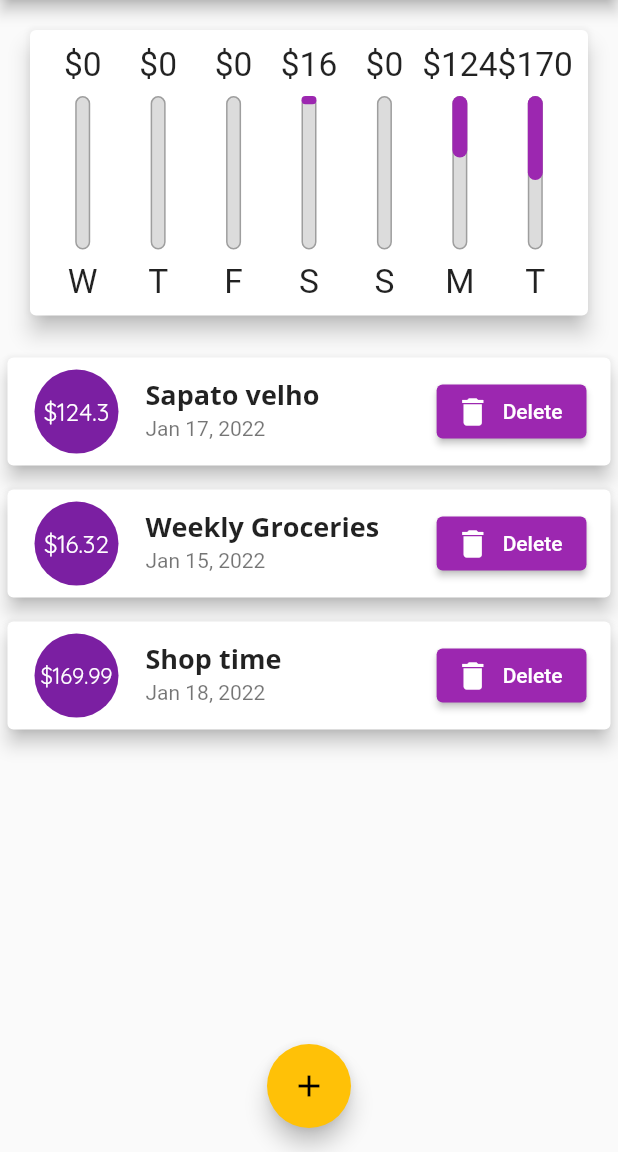
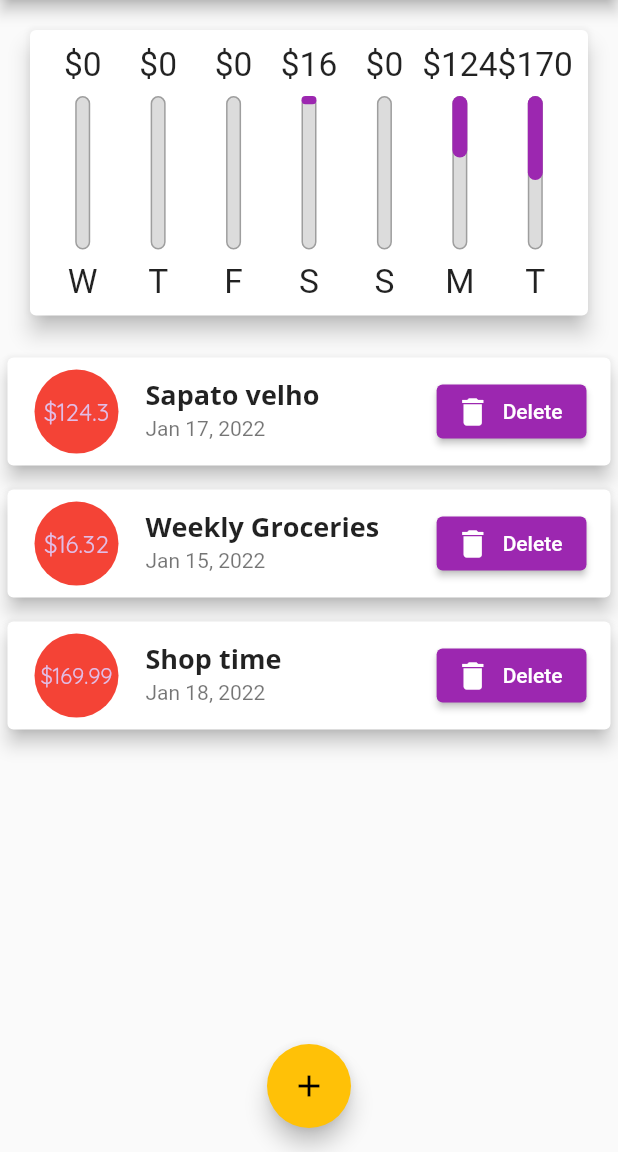
Before and after one commit to aht360/flutter-learning, a Flutter app: the screen it shows after launch, on a phone screen of 412 x 824 dp, the part 84-1236 px from its top. Run offline on Flutter 3.47's test engine with Material 2 defaults, Android fonts, the light colour scheme and no system bars.

Commit message:
finishing section 6

```diff
--- a/finances/lib/main.dart
+++ b/finances/lib/main.dart
@@ -158,7 +158,14 @@ class _MyHomePageState extends State<MyHomePage> {
             0.3,
         child: Chart(_recentTransactions),
       ),
-      txListWidget
+      Row(
+        children: [
+          Expanded(
+            flex: 1,
+            child: txListWidget,
+          ),
+        ],
+      )
     ];
   }
 
--- a/finances/lib/widgets/transaction_item.dart
+++ b/finances/lib/widgets/transaction_item.dart
@@ -1,8 +1,10 @@
+import 'dart:math';
+
 import 'package:finances/models/transaction.dart';
 import 'package:flutter/material.dart';
 import 'package:intl/intl.dart';
 
-class TransactionItem extends StatelessWidget {
+class TransactionItem extends StatefulWidget {
   const TransactionItem({
     Key? key,
     required this.transaction,
@@ -11,6 +13,25 @@ class TransactionItem extends StatelessWidget {
 
   final Transaction transaction;
   final Function deleteTransaction;
+
+  @override
+  State<TransactionItem> createState() => _TransactionItemState();
+}
+
+class _TransactionItemState extends State<TransactionItem> {
+  late Color _bgColor;
+
+  @override
+  void initState() {
+    super.initState();
+    const availableColors = [
+      Colors.red,
+      Colors.black,
+      Colors.blue,
+      Colors.purple
+    ];
+    _bgColor = availableColors[Random().nextInt(4)];
+  }
 
   @override
   Widget build(BuildContext context) {
@@ -22,27 +43,30 @@ class TransactionItem extends StatelessWidget {
       ),
       child: ListTile(
         leading: CircleAvatar(
+          backgroundColor: _bgColor,
           radius: 30,
           child: Padding(
             padding: const EdgeInsets.all(6),
-            child: FittedBox(child: Text('\$${transaction.amount}')),
+            child: FittedBox(child: Text('\$${widget.transaction.amount}')),
           ),
         ),
         title: Text(
-          transaction.title,
+          widget.transaction.title,
           style: Theme.of(context).textTheme.headline6,
         ),
         subtitle: Text(
-          DateFormat.yMMMd().format(transaction.date),
+          DateFormat.yMMMd().format(widget.transaction.date),
         ),
         trailing: MediaQuery.of(context).size.width > 360
             ? ElevatedButton.icon(
-                onPressed: () => deleteTransaction(transaction.id),
+                onPressed: () =>
+                    widget.deleteTransaction(widget.transaction.id),
                 icon: const Icon(Icons.delete),
                 label: const Text('Delete'),
               )
             : IconButton(
-                onPressed: () => deleteTransaction(transaction.id),
+                onPressed: () =>
+                    widget.deleteTransaction(widget.transaction.id),
                 icon: const Icon(Icons.delete),
                 color: Theme.of(context).errorColor,
               ),
--- a/finances/lib/widgets/transaction_list.dart
+++ b/finances/lib/widgets/transaction_list.dart
@@ -14,15 +14,14 @@ class TransactionList extends StatelessWidget {
         ? LayoutBuilder(
             builder: (ctx, constraints) {
               return Column(
-                mainAxisAlignment: MainAxisAlignment.center,
                 crossAxisAlignment: CrossAxisAlignment.center,
                 children: <Widget>[
                   Text('No transactions added yet!',
                       style: Theme.of(context).textTheme.headline6),
-                  const SizedBox(
-                    height: 30,
+                  SizedBox(
+                    height: constraints.maxHeight * 0.05,
                   ),
-                  Container(
+                  SizedBox(
                     height: constraints.maxHeight * 0.6,
                     child: Image.asset(
                       'assets/images/waiting.png',
@@ -33,13 +32,16 @@ class TransactionList extends StatelessWidget {
               );
             },
           )
-        : ListView.builder(
-            itemBuilder: (ctx, index) {
-              return TransactionItem(
-                  transaction: transactions[index],
-                  deleteTransaction: deleteTransaction);
-            },
-            itemCount: transactions.length,
+        : ListView(
+            children: transactions
+                .map(
+                  (tx) => TransactionItem(
+                    key: ValueKey(tx.id),
+                    transaction: tx,
+                    deleteTransaction: deleteTransaction,
+                  ),
+                )
+                .toList(),
           );
   }
 }
```
Also changed, not shown: finances/lib/widgets/new_transactions.dart (+7 -7 lines).
